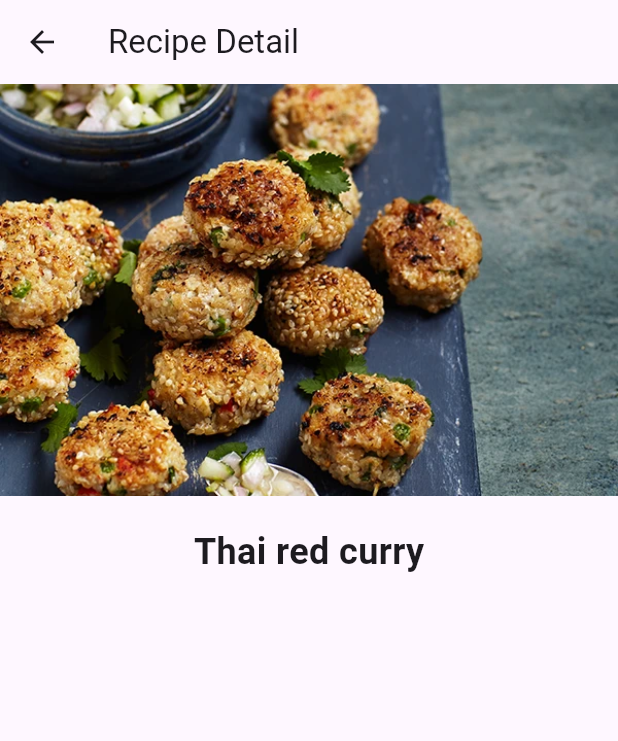
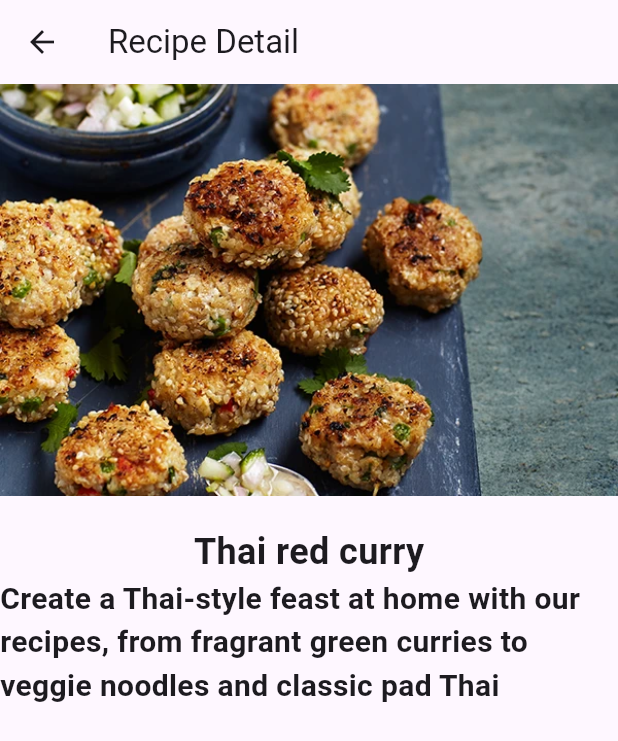
Before and after one commit to pongpak726/recipes, a Flutter app: the screen it shows after launch, after a tap on "Thai red curry", on a phone screen of 412 x 824 dp. Shown: the top 741 px of the screen. Run offline on Flutter 3.47's test engine with Material 3 defaults, Android fonts, the phone set to English and light mode, and no system bars; our stand-ins replace google_fonts.

Commit message:
Font roboto

```diff
--- a/lib/Model/recipe.dart
+++ b/lib/Model/recipe.dart
@@ -1,12 +1,13 @@
 class Recipe {
   String imgLabel;
   String imageUrl;
+  String imageText;
 
-  Recipe(this.imageUrl,this.imgLabel);
+  Recipe(this.imageUrl,this.imgLabel,this.imageText);
 
   static List<Recipe> samples = [
-  Recipe('assets/images/2358.webp', 'Thai red curry'),
-  Recipe('assets/images/2768.webp', 'Thai green curry'),
-  Recipe('assets/images/3910.webp', 'larb num tok')
+  Recipe('assets/images/2358.webp', 'Thai red curry','Create a Thai-style feast at home with our recipes, from fragrant green curries to veggie noodles and classic pad Thai'),
+  Recipe('assets/images/2768.webp', 'Thai green curry','Create a Thai-style feast at home with our recipes, from fragrant green curries to veggie noodles and classic pad Thai'),
+  Recipe('assets/images/3910.webp', 'larb num tok','Create a Thai-style feast at home with our recipes, from fragrant green curries to veggie noodles and classic pad Thai')
 ];
 }
--- a/lib/main.dart
+++ b/lib/main.dart
@@ -1,6 +1,7 @@
 import 'package:flutter/material.dart';
 import 'package:recipes/Model/recipe.dart';
 import 'package:recipes/recipe-detail.dart';
+
 
 void main() {
   runApp(const RecipeApp());
--- a/lib/recipe-detail.dart
+++ b/lib/recipe-detail.dart
@@ -1,5 +1,6 @@
 import 'package:flutter/material.dart';
 import 'package:recipes/Model/recipe.dart';
+import 'package:google_fonts/google_fonts.dart';
 
 class RecipeDetail extends StatelessWidget{
  Recipe recipe;
@@ -24,9 +25,16 @@ class RecipeDetail extends StatelessWidget{
             fontSize: 24.0,
             fontWeight: FontWeight.bold
           ),
-        )
+        ),
+        Text(
+          recipe.imageText,
+          style: GoogleFonts.roboto(
+            fontSize: 20.0,
+            fontWeight:FontWeight.bold
+          ),
+        ),
         ]
-         )
+         ),
       ),
     );
   }
--- a/pubspec.yaml
+++ b/pubspec.yaml
@@ -45,7 +45,7 @@ dev_dependencies:
   # package. See that file for information about deactivating specific lint
   # rules and activating additional ones.
   flutter_lints: ^6.0.0
-
+  google_fonts: ^6.2.1
 # For information on the generic Dart part of this file, see the
 # following page: https://dart.dev/tools/pub/pubspec
 
```
Also changed, not shown: pubspec.lock, 1 other file.
